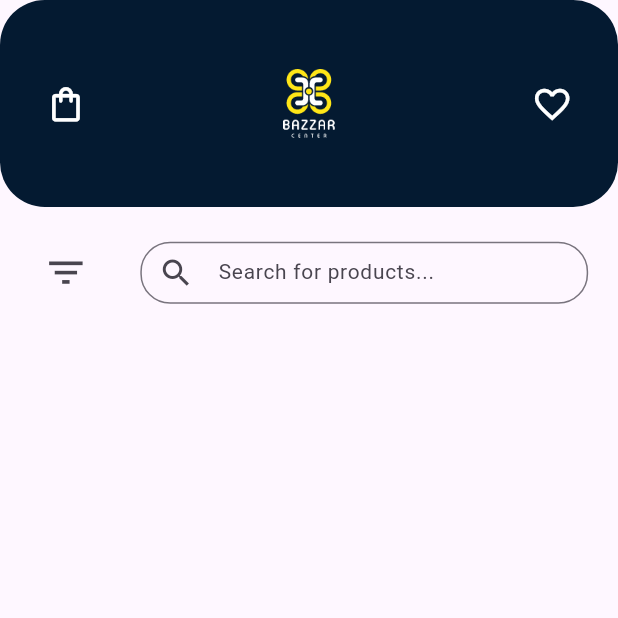
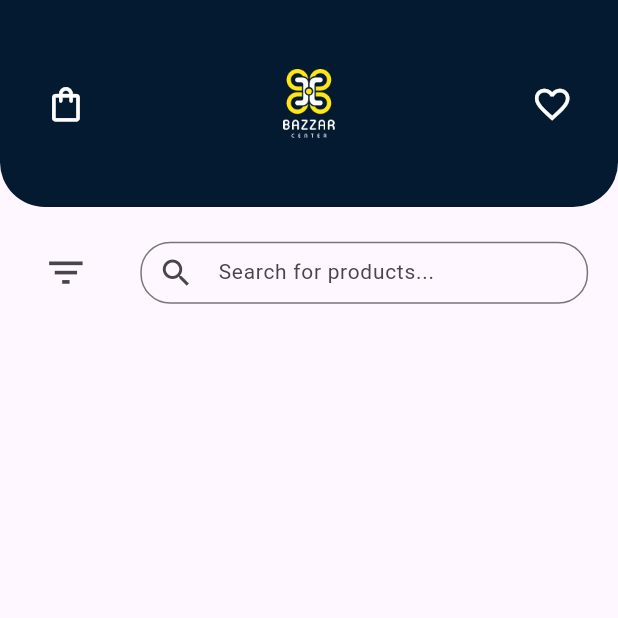
Before and after one commit to 7odaali/bazzar, a Flutter app: the HomeScreen screen opened by its route, on a phone screen of 412 x 824 dp, the top half of it. Run offline on Flutter 3.47's test engine with Material 3 defaults, Android fonts, the phone set to English and light mode, and no system bars; our stand-ins replace bloc, cloud_firestore, country_picker, easy_localization, firebase_auth, firebase_core and 7 more; accounts and stored records are empty.

```diff
--- a/lib/features/home/home_screen.dart
+++ b/lib/features/home/home_screen.dart
@@ -61,7 +61,10 @@ class _HomeScreenState extends State<HomeScreen> {
             height: 150.h,
             width: double.infinity,
             decoration: BoxDecoration(
-              borderRadius: BorderRadius.circular(30.w),
+              borderRadius: BorderRadius.only(
+                bottomRight: Radius.circular(30.w),
+                bottomLeft: Radius.circular(30.w),
+              ),
               color: ColorsManager.darkBlue,
             ),
             child: Padding(
@@ -185,7 +188,7 @@ class _HomeScreenState extends State<HomeScreen> {
                 final favorites = context.watch<FavoritesCubit>().state;
 
                 return GridView.builder(
-                 /* shrinkWrap: true,
+                  /* shrinkWrap: true,
                   physics: const NeverScrollableScrollPhysics(),*/
                   itemCount: products.length,
                   gridDelegate: SliverGridDelegateWithFixedCrossAxisCount(
@@ -228,15 +231,14 @@ class _HomeScreenState extends State<HomeScreen> {
                                     height: 130.h,
                                     width: 200.w,
                                     child: ClipRRect(
-                                      borderRadius:
-                                          BorderRadius.circular(10.w),
+                                      borderRadius: BorderRadius.circular(10.w),
                                       child: product['image'] != null &&
                                               product['image'].isNotEmpty
                                           ? Image.network(
                                               product['image'],
                                               fit: BoxFit.cover,
-                                              errorBuilder: (context, error,
-                                                  stackTrace) {
+                                              errorBuilder:
+                                                  (context, error, stackTrace) {
                                                 return Center(
                                                   child: Icon(
                                                     Icons.broken_image,
@@ -267,8 +269,7 @@ class _HomeScreenState extends State<HomeScreen> {
                                           'price': product['price'],
                                           'oldprice': product['oldprice'],
                                           'image': product['image'],
-                                          'description':
-                                              product['description'],
+                                          'description': product['description'],
                                           'secimages': product['secimages'],
                                         });
                                       },
@@ -288,8 +289,7 @@ class _HomeScreenState extends State<HomeScreen> {
                             ),
                             SizedBox(height: 10.h),
                             Row(
-                              mainAxisAlignment:
-                                  MainAxisAlignment.spaceAround,
+                              mainAxisAlignment: MainAxisAlignment.spaceAround,
                               children: [
                                 Text(
                                   product['name'],
--- a/lib/features/login/login_screen.dart
+++ b/lib/features/login/login_screen.dart
@@ -32,7 +32,8 @@ class _LoginScreenState extends State<LoginScreen> {
               height: 250.h,
               width: 10000000000.w,
               decoration: BoxDecoration(
-                borderRadius: BorderRadius.circular(30.w),
+                borderRadius: BorderRadius.only( bottomRight: Radius.circular(30.w),
+                  bottomLeft: Radius.circular(30.w),),
                 color: ColorsManager.darkBlue,
               ),
               child: Image.asset("assets/Logo.png"),
--- a/lib/features/login/sign_up_screen.dart
+++ b/lib/features/login/sign_up_screen.dart
@@ -42,7 +42,8 @@ class _SignUpScreenState extends State<SignUpScreen> {
                     height: 250.h,
                     width: double.infinity,
                     decoration: BoxDecoration(
-                      borderRadius: BorderRadius.circular(30.w),
+                      borderRadius: BorderRadius.only( bottomRight: Radius.circular(30.w),
+                        bottomLeft: Radius.circular(30.w),),
                       color: ColorsManager.darkBlue,
                     ),
                     child: Image.asset("assets/Logo.png"),
--- a/lib/features/myaccount/my_order_screen.dart
+++ b/lib/features/myaccount/my_order_screen.dart
@@ -24,7 +24,8 @@ class _MyOrderScreenState extends State<MyOrderScreen> {
               height: 150.h,
               width: double.infinity,
               decoration: BoxDecoration(
-                borderRadius: BorderRadius.circular(30.w),
+                borderRadius: BorderRadius.only( bottomRight: Radius.circular(30.w),
+                  bottomLeft: Radius.circular(30.w),),
                 color: ColorsManager.darkBlue,
               ),
               child: Column(
--- a/lib/features/myaccount/order_details_screen.dart
+++ b/lib/features/myaccount/order_details_screen.dart
@@ -28,7 +28,8 @@ class _OrderDetailsScreenState extends State<OrderDetailsScreen> {
               height: 150.h,
               width: double.infinity,
               decoration: BoxDecoration(
-                borderRadius: BorderRadius.circular(30.w),
+                borderRadius: BorderRadius.only( bottomRight: Radius.circular(30.w),
+                  bottomLeft: Radius.circular(30.w),),
                 color: ColorsManager.darkBlue,
               ),
               child: Column(
--- a/lib/features/myaccount/widget/app_bar_account_screen.dart
+++ b/lib/features/myaccount/widget/app_bar_account_screen.dart
@@ -18,7 +18,8 @@ class _AppBarAccountScreenState extends State<AppBarAccountScreen> {
       height: 150.h,
       width: double.infinity,
       decoration: BoxDecoration(
-        borderRadius: BorderRadius.circular(30.w),
+        borderRadius: BorderRadius.only( bottomRight: Radius.circular(30.w),
+          bottomLeft: Radius.circular(30.w),),
         color: ColorsManager.darkBlue,
       ),
       child: Column(
--- a/lib/features/myaccount/widget/app_bar_profile_screen.dart
+++ b/lib/features/myaccount/widget/app_bar_profile_screen.dart
@@ -18,7 +18,8 @@ class _AppBarProfileScreenState extends State<AppBarProfileScreen> {
       height: 150.h,
       width: double.infinity,
       decoration: BoxDecoration(
-        borderRadius: BorderRadius.circular(30.w),
+        borderRadius: BorderRadius.only( bottomRight: Radius.circular(30.w),
+          bottomLeft: Radius.circular(30.w),),
         color: ColorsManager.darkBlue,
       ),
       child: Column(
--- a/lib/features/request/my_requests_screen.dart
+++ b/lib/features/request/my_requests_screen.dart
@@ -22,7 +22,8 @@ class _MyRequestsScreenState extends State<MyRequestsScreen> {
               height: 150.h,
               width: double.infinity,
               decoration: BoxDecoration(
-                borderRadius: BorderRadius.circular(30.w),
+                borderRadius: BorderRadius.only( bottomRight: Radius.circular(30.w),
+                  bottomLeft: Radius.circular(30.w),),
                 color: ColorsManager.darkBlue,
               ),
               child: Column(
--- a/lib/features/stores/store_screen.dart
+++ b/lib/features/stores/store_screen.dart
@@ -27,7 +27,8 @@ class _StoreScreenState extends State<StoreScreen> {
             height: 150.h,
             width: double.infinity,
             decoration: BoxDecoration(
-              borderRadius: BorderRadius.circular(30.w),
+              borderRadius: BorderRadius.only( bottomRight: Radius.circular(30.w),
+                bottomLeft: Radius.circular(30.w),),
               color: ColorsManager.darkBlue,
             ),
             child: Row(
```
